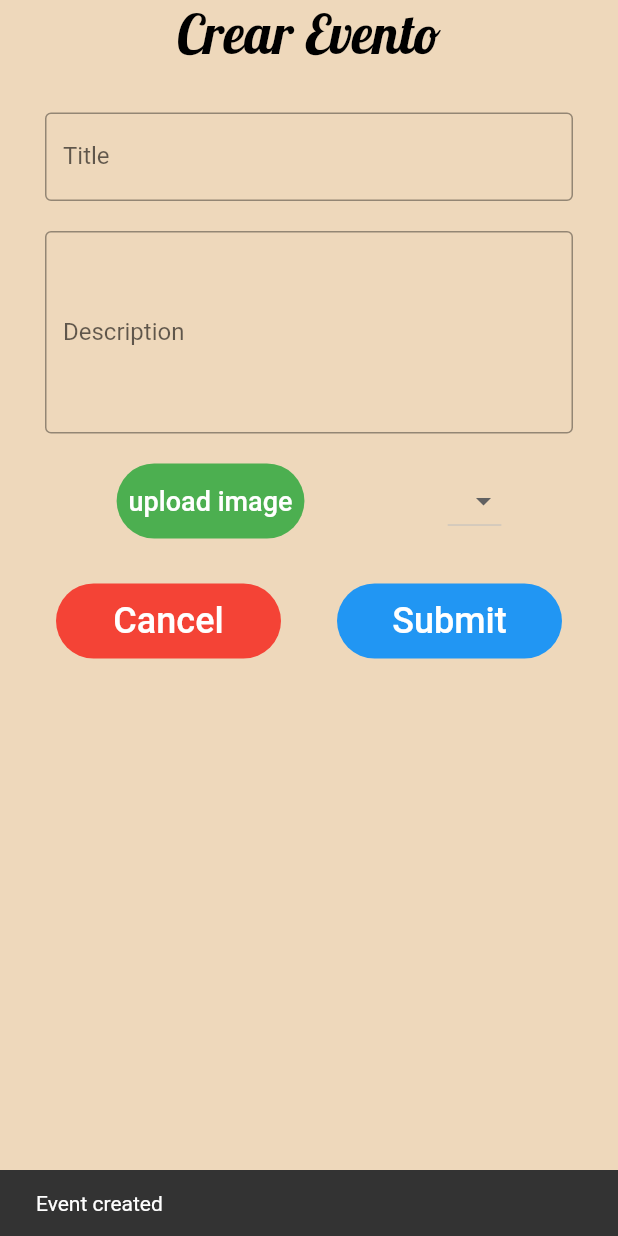
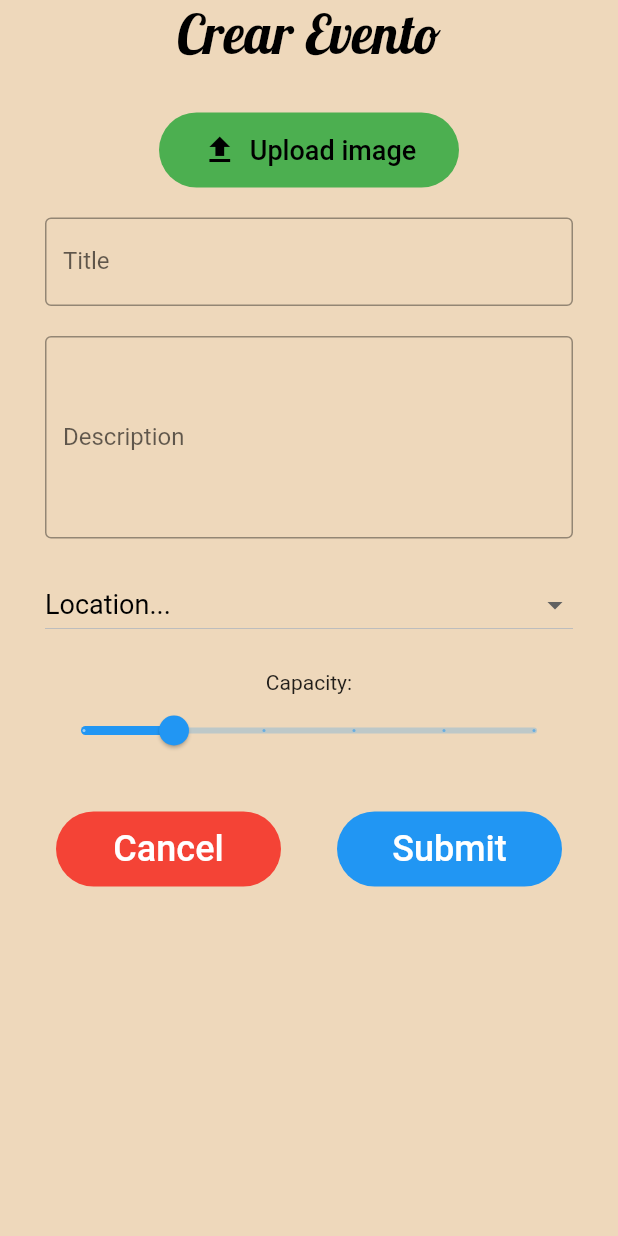
Before and after one commit to pablove2001/La-chancla, a Flutter app: the AddEventsPage screen opened directly, after a tap on "Submit", on a phone screen of 412 x 824 dp. Run offline on Flutter 3.47's test engine with Material 2 defaults, Android fonts, the phone set to English and light mode, and no system bars; our stand-ins replace flutter_signin_button; missing offline and left inert: flutter_multi_select_items.

Commit message:
updated add events page

```diff
--- a/lib/screens/add_events_page.dart
+++ b/lib/screens/add_events_page.dart
@@ -3,6 +3,9 @@ import 'package:flutter/material.dart';
 class AddEventsPage extends StatelessWidget {
   TextEditingController titleController = TextEditingController();
   TextEditingController descriptionController = TextEditingController();
+
+  String dropdownvalue = 'Location...';
+  double currentSliderValue = 20;
 
   AddEventsPage({super.key});
 
@@ -23,6 +26,28 @@ class AddEventsPage extends StatelessWidget {
               child: Form(
                 child: Column(
                   children: [
+                    Container(
+                      width: 200,
+                      height: 50,
+                      decoration: BoxDecoration(
+                        borderRadius: BorderRadius.circular(30),
+                        color: Colors.green,
+                      ),
+                      child: TextButton.icon(
+                        onPressed: () {},
+                        icon: Icon(
+                          Icons.upload,
+                          color: Colors.black,
+                        ),
+                        label: Text(
+                          "Upload image",
+                          style: TextStyle(fontSize: 18, color: Colors.black),
+                        ),
+                      ),
+                    ),
+                    SizedBox(
+                      height: 20,
+                    ),
                     TextFormField(
                       controller: titleController,
                       decoration: const InputDecoration(
@@ -46,42 +71,32 @@ class AddEventsPage extends StatelessWidget {
                     SizedBox(
                       height: 20,
                     ),
-                    Row(
-                      mainAxisAlignment: MainAxisAlignment.spaceAround,
-                      children: [
-                        Container(
-                          height: 50,
-                          decoration: BoxDecoration(
-                            borderRadius: BorderRadius.circular(30),
-                            color: Colors.green,
-                          ),
-                          child: TextButton(
-                            onPressed: () {
-                              Navigator.pop(context);
-                            },
-                            child: Text(
-                              "upload image",
-                              style:
-                                  TextStyle(fontSize: 18, color: Colors.white),
-                            ),
-                          ),
-                        ),
                     DropdownButton<String>(
-                          items:
-                              <String>['A', 'B', 'C', 'D'].map((String value) {
+                      isExpanded: true,
+                      value: dropdownvalue, // change this value
+                      items: <String>['Location...', 'A', 'B', 'C', 'D']
+                          .map((String value) {
                         return DropdownMenuItem<String>(
-                              value: value, // change this value
+                          value: value,
                           child: Text(
                             value,
-                                style: TextStyle(
-                                    fontSize: 18, color: Colors.black),
+                            style: TextStyle(fontSize: 18, color: Colors.black),
                           ),
                         );
                       }).toList(),
                       onChanged: (_) {},
+                    ),
+                    SizedBox(
+                      height: 20,
+                    ),
+                    Text("Capacity:"),
+                    Slider(
+                      value: currentSliderValue,
+                      max: 100,
+                      divisions: 5,
+                      label: currentSliderValue.round().toString(),
+                      onChanged: (_) {},
                     )
-                      ],
-                    ),
                   ],
                 ),
               ),
@@ -114,13 +129,7 @@ class AddEventsPage extends StatelessWidget {
                     color: Colors.blue,
                   ),
                   child: TextButton(
-                    onPressed: () {
-                      ScaffoldMessenger.of(context).showSnackBar(
-                        SnackBar(
-                          content: Text("Event created"),
-                        ),
-                      );
-                    },
+                    onPressed: () {},
                     child: Text(
                       "Submit",
                       style: TextStyle(fontSize: 24, color: Colors.white),
```
Lines whose indentation alone changed are shown as unchanged.
